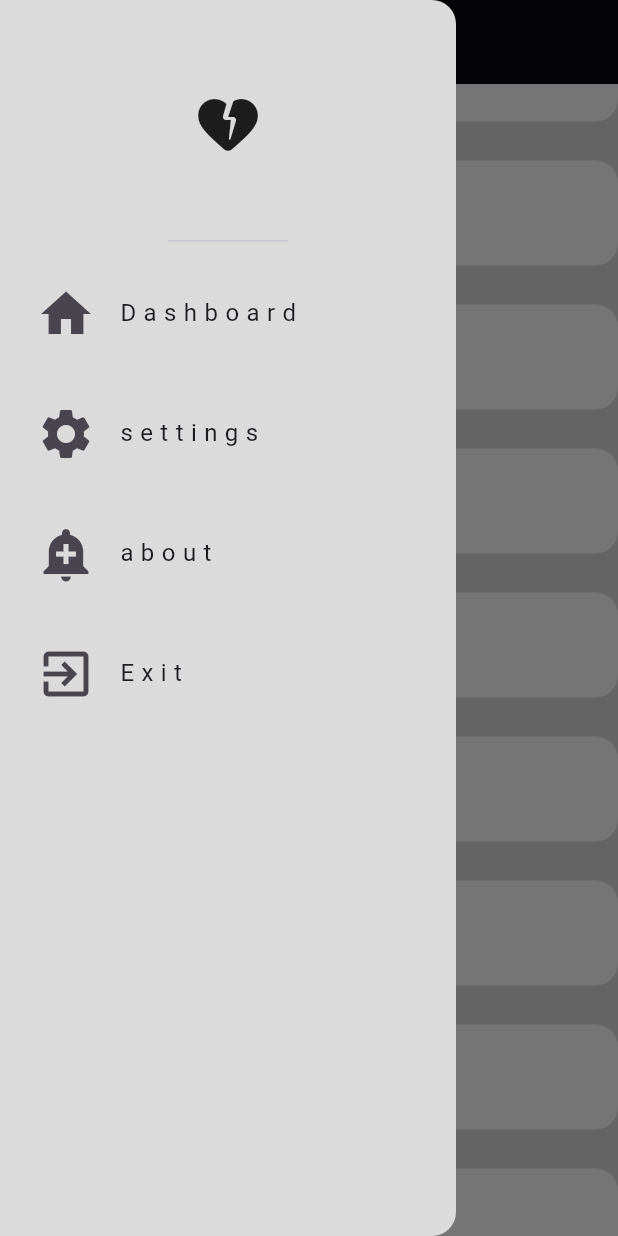
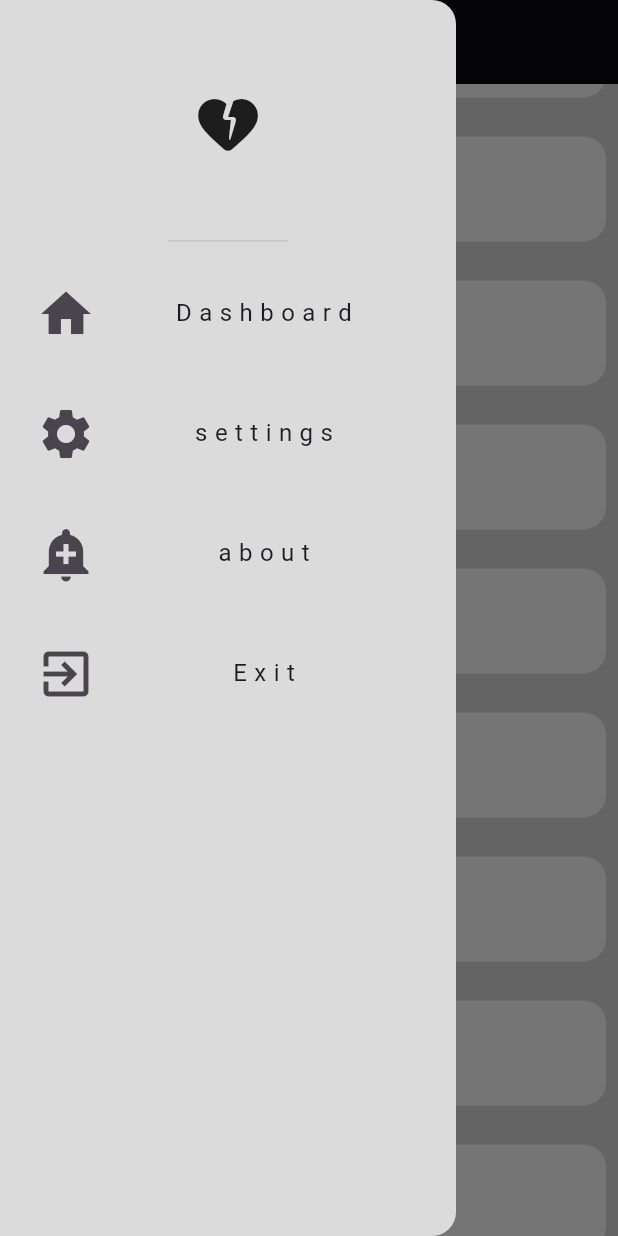
Before and after one commit to HalimWagih66/responsive_app, a Flutter app: the screen it shows after launch, scrolled down 576 dp, after a tap on the "menu" icon, on a phone screen of 412 x 824 dp. Run offline on Flutter 3.47's test engine with Material 3 defaults, Android fonts, the phone set to English and light mode, and no system bars.

Commit message:
Responsive font sive

```diff
--- a/lib/screens/screens/home_page.dart
+++ b/lib/screens/screens/home_page.dart
@@ -19,7 +19,13 @@ class _HomePageState extends State<HomePage> {
       key: key,
         backgroundColor: const Color(0xffDBDBDB),
         drawer: const CustomDrawer(),
-        appBar: AppBar(
+        appBar:buildAppBar(),
+        body: const HomePageViewBody()
+    );
+  }
+
+  AppBar? buildAppBar(){
+    return MediaQuery.sizeOf(context).width <= 900 ?AppBar(
       leading: GestureDetector(
           onTap: () {
             key.currentState?.openDrawer();
@@ -29,8 +35,6 @@ class _HomePageState extends State<HomePage> {
       backgroundColor: Colors.black,
       title: const Text("Responsive",style: TextStyle(color: Colors.white),),
       centerTitle: true,
-        ),
-        body: const HomePageViewBody()
-    );
+    ):null;
   }
 }
--- a/lib/screens/widget/CustomList.dart
+++ b/lib/screens/widget/CustomList.dart
@@ -8,7 +8,7 @@ class CustomList extends StatelessWidget {
   Widget build(BuildContext context) {
     return SliverToBoxAdapter(
       child: SizedBox(
-        height: 100,
+        height: 140,
         child: ListView.builder(
           itemBuilder: (context, index) =>
               const Padding(
--- a/lib/screens/widget/HomePageViewBody.dart
+++ b/lib/screens/widget/HomePageViewBody.dart
@@ -6,7 +6,9 @@ class HomePageViewBody extends StatelessWidget {
   const HomePageViewBody({super.key});
   @override
   Widget build(BuildContext context) {
-    return LayoutBuilder(builder: (context, constraints) {
+    return Padding(
+      padding: const EdgeInsets.symmetric(horizontal: 8.0),
+      child: LayoutBuilder(builder: (context, constraints) {
         if(constraints.maxWidth <= 600){
           return const MobileLayout();
         }else if(constraints.maxWidth <= 900){
@@ -15,6 +17,7 @@ class HomePageViewBody extends StatelessWidget {
           return const DesktopLayout();
         }
       },
+      ),
     );
   }
 }
--- a/lib/screens/widget/custom_desktop_widget.dart
+++ b/lib/screens/widget/custom_desktop_widget.dart
@@ -7,9 +7,12 @@ class CustomDesktopWidget extends StatelessWidget {
 
   @override
   Widget build(BuildContext context) {
-    return Column(
+    return const Column(
       children: [
         Expanded(flex: 2,child: SliverGirdItem()),
+        SizedBox(
+          height: 16,
+        ),
         Expanded(child: SliverListItem())
       ],
     );
--- a/lib/screens/widget/item_drawer.dart
+++ b/lib/screens/widget/item_drawer.dart
@@ -10,7 +10,7 @@ class ItemDrawer extends StatelessWidget {
       padding: const EdgeInsets.symmetric(vertical: 12.0,horizontal: 8),
       child: ListTile(
         leading: Icon(itemDrawerModel.iconData,size: 40,),
-          title:Text(itemDrawerModel.title) ,
+          title:FittedBox(alignment: Alignment.center,fit: BoxFit.scaleDown,child: Text(itemDrawerModel.title)) ,
 
       ),
     );
```
Also changed, not shown: lib/layouts/desktop_layout.dart (+5 -2 lines). Lines whose indentation alone changed are shown as unchanged.
